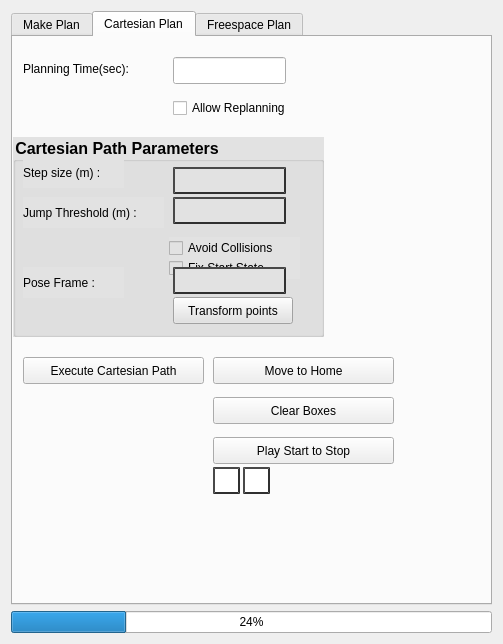
The window that moveit_cartesian_plan_plugin/src/widgets/path_planning_widget.ui (peanut-robotics/fermi) describes before a commit, drawn with Qt 5.
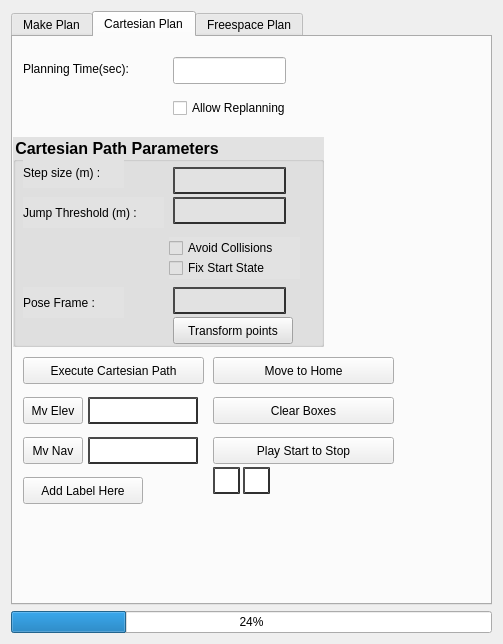
The same window after the commit. The open tabs and pages were chosen to show the change.

Commit message: Add elevator and navigation label buttons for saving and loading

Diff of the .ui file:
```diff
--- a/moveit_cartesian_plan_plugin/src/widgets/path_planning_widget.ui
+++ b/moveit_cartesian_plan_plugin/src/widgets/path_planning_widget.ui
@@ -373,6 +373,75 @@
 								<string>Execute Cartesian Path</string>
 							</property>
 						</widget>
+						<widget class="QPushButton" name="mv_el">
+							<property name="geometry">
+								<rect>
+									<x>10</x>
+									<y>360</y>
+									<width>60</width>
+									<height>27</height>
+								</rect>
+							</property>
+							<property name="text">
+								<string>Mv Elev</string>
+							</property>
+						</widget>
+						<widget class="QPushButton" name="mv_nav">
+							<property name="geometry">
+								<rect>
+									<x>10</x>
+									<y>400</y>
+									<width>60</width>
+									<height>27</height>
+								</rect>
+							</property>
+							<property name="text">
+								<string>Mv Nav</string>
+							</property>
+						</widget>
+						<widget class="QPushButton" name="add_lbl_here">
+							<property name="geometry">
+								<rect>
+									<x>10</x>
+									<y>440</y>
+									<width>120</width>
+									<height>27</height>
+								</rect>
+							</property>
+							<property name="text">
+								<string>Add Label Here</string>
+							</property>
+						</widget>
+						<widget class="QLineEdit" name="el_lbl">
+							<property name="styleSheet">
+								<string notr="true">border-style: outset;
+											border-width: 2px;
+											border-color :rgb(48, 48, 48)</string>
+							</property>
+							<property name="geometry">
+								<rect>
+									<x>75</x>
+									<y>360</y>
+									<width>110</width>
+									<height>27</height>
+								</rect>
+							</property>
+						</widget>
+						<widget class="QLineEdit" name="nav_lbl">
+							<property name="styleSheet">
+								<string notr="true">border-style: outset;
+											border-width: 2px;
+											border-color :rgb(48, 48, 48)</string>
+							</property>
+							<property name="geometry">
+								<rect>
+									<x>75</x>
+									<y>400</y>
+									<width>110</width>
+									<height>27</height>
+								</rect>
+							</property>
+						</widget>
 						<widget class="QLabel" name="label_4">
 							<property name="geometry">
 								<rect>
@@ -415,7 +484,7 @@
 									<x>0</x>
 									<y>100</y>
 									<width>311</width>
-									<height>200</height>
+									<height>210</height>
 									</rect>
 								</property>
 								<property name="font">
@@ -521,7 +590,7 @@
 									<property name="geometry">
 										<rect>
 											<x>10</x>
-											<y>130</y>
+											<y>150</y>
 											<width>101</width>
 											<height>31</height>
 										</rect>
@@ -534,7 +603,7 @@
 									<property name="geometry">
 										<rect>
 											<x>160</x>
-											<y>130</y>
+											<y>150</y>
 											<width>113</width>
 											<height>27</height>
 										</rect>
@@ -549,7 +618,7 @@
 									<property name="geometry">
 										<rect>
 											<x>160</x>
-											<y>160</y>
+											<y>180</y>
 											<width>120</width>
 											<height>27</height>
 										</rect>
```
The commit also changes 1 other file.
